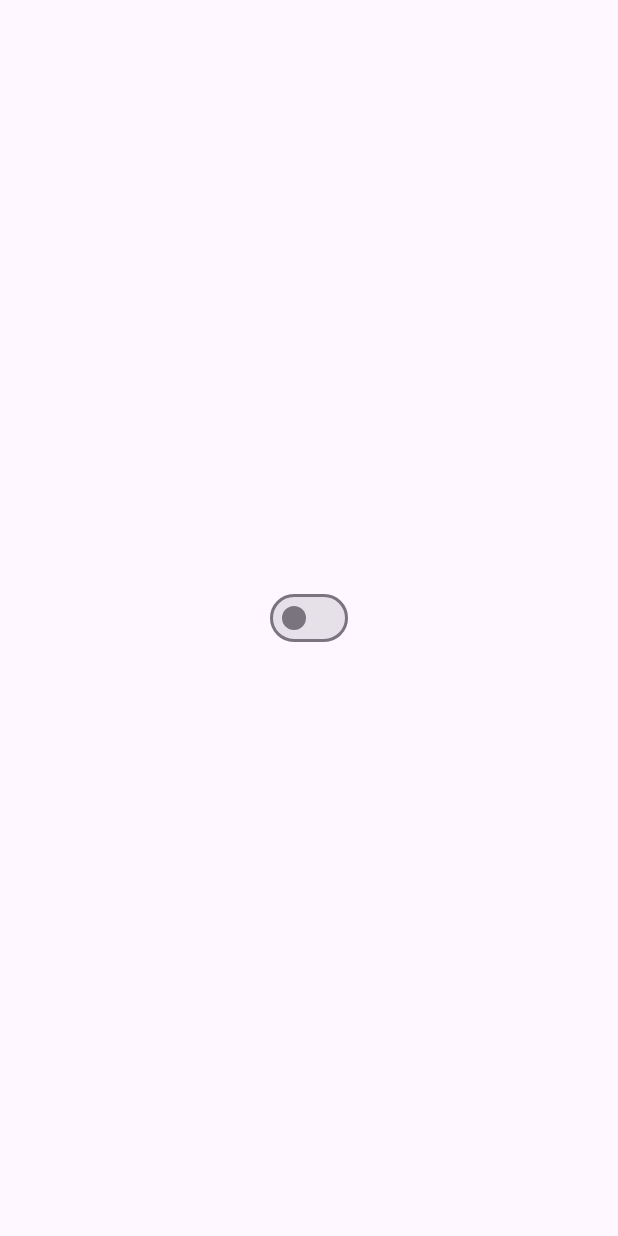
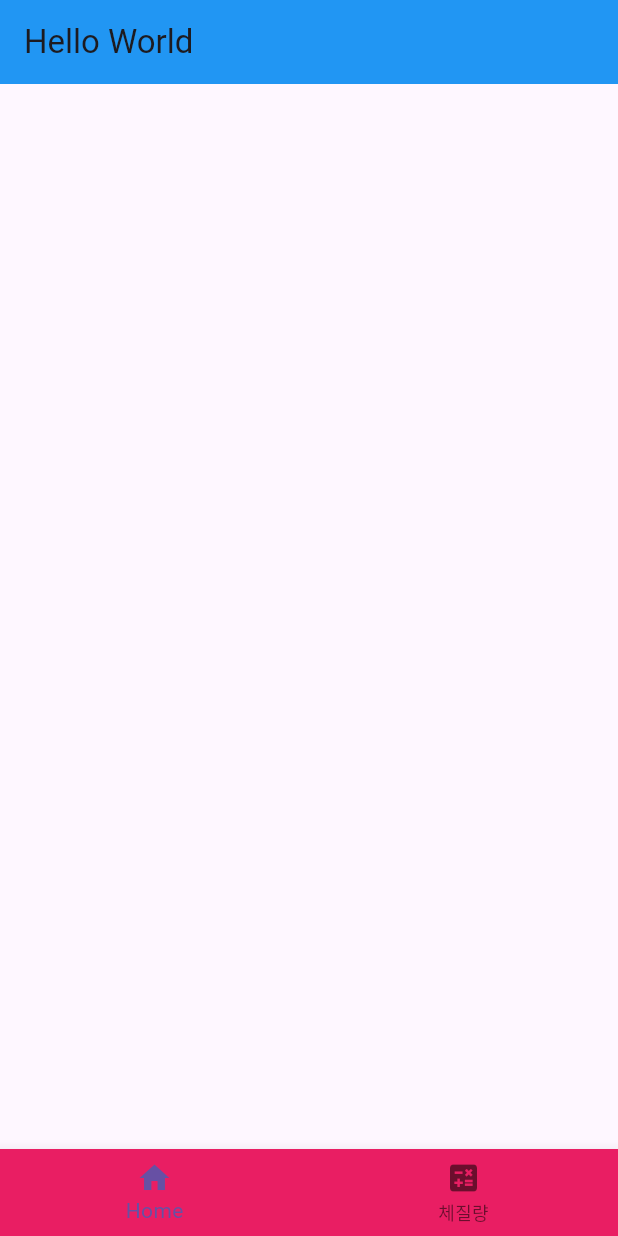
Before and after one commit to neogoolboss/flutter, a Flutter app: the screen it shows after launch, on a phone screen of 412 x 824 dp. Run offline on Flutter 3.47's test engine with Material 3 defaults, Android fonts, the phone set to English and light mode, and no system bars.

Commit message:
bottom navigationbar

```diff
--- a/lib/main.dart
+++ b/lib/main.dart
@@ -1,3 +1,4 @@
+import 'package:android_studio_run_test/screens/Intro_screen.dart';
 import 'package:flutter/material.dart';
 
 void main() {
@@ -12,11 +13,12 @@ class MyApp extends StatelessWidget {
     var switchValue = false;
 
     return MaterialApp(
-        title: 'Flutter Demo',
-        theme: ThemeData(
-          primarySwatch: Colors.blue,
-          visualDensity: VisualDensity.adaptivePlatformDensity,
-        ),
+        //------------------------------------------------------//
+        // title: 'Flutter Demo',
+        // theme: ThemeData(
+        //   primarySwatch: Colors.blue,
+        //   visualDensity: VisualDensity.adaptivePlatformDensity,
+        // ),
         // 텍스트 연습
         // home: Container(
         //   color: Colors.white,
@@ -30,18 +32,18 @@ class MyApp extends StatelessWidget {
         // ),
 
         // 다크모드 스위치
-        darkTheme: ThemeData.light(),
-        home: Scaffold(
-          body: Center(
-            child: Switch(
-                value: switchValue,
-                onChanged: (value) {
-                  switchValue = value;
-                }),
-          ),
-        ));
+        // darkTheme: ThemeData.light(),
+        // home: Scaffold(
+        //   body: Center(
+        //     child: Switch(
+        //         value: switchValue,
+        //         onChanged: (value) {
+        //           switchValue = value;
+        //         }),
+        //   ),
+        // )
+        //------------------------------------------------------//
+        theme: ThemeData(primarySwatch: Colors.indigo),
+        home: IntroScreen());
   }
 }
-
-// class MyHomePage {
-// }
--- /dev/null
+++ b/lib/screens/Intro_screen.dart
@@ -0,0 +1,33 @@
+import 'package:flutter/material.dart';
+
+class IntroScreen extends StatelessWidget {
+  const IntroScreen({super.key});
+
+  @override
+  Widget build(BuildContext context) {
+    return Scaffold(
+      appBar: AppBar(
+        title: Text('Hello World'),
+        backgroundColor: Colors.blue,
+      ),
+      bottomNavigationBar: BottomNavigationBar(
+        backgroundColor: Colors.pink,
+        onTap: (int index) {
+          switch (index) {
+            case 0:
+              Navigator.pushNamed(context, '/');
+              break;
+            case 1:
+              Navigator.pushNamed(context, '/bmi');
+              break;
+            default:
+          }
+        },
+        items: [
+          BottomNavigationBarItem(icon: Icon(Icons.home), label: 'Home'),
+          BottomNavigationBarItem(icon: Icon(Icons.calculate), label: '체질량')
+        ],
+      ),
+    );
+  }
+}
```
